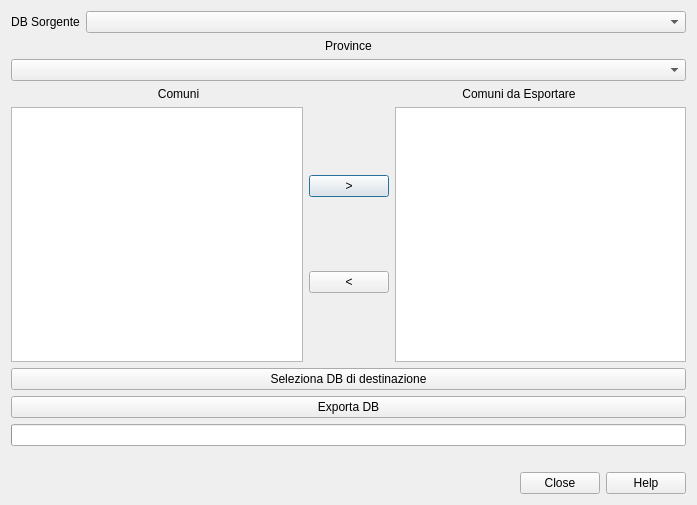
First picture: the form in dlgSelectProvinciaComuni.ui, repository faunalia/rt_geosisma_esportadb, before the edit.
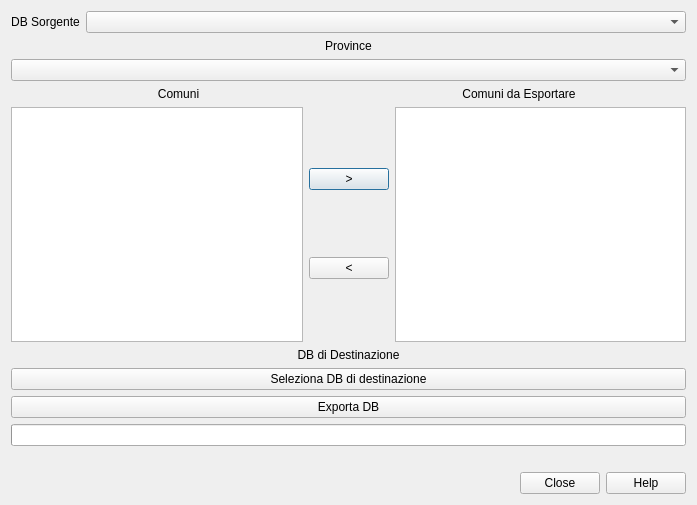
Second picture: the form after the edit.

```diff
--- a/dlgSelectProvinciaComuni.ui
+++ b/dlgSelectProvinciaComuni.ui
@@ -104,6 +104,16 @@
        </item>
       </layout>
      </item>
+     <item>
+      <widget class="QLabel" name="label_5">
+       <property name="text">
+        <string>DB di Destinazione</string>
+       </property>
+       <property name="alignment">
+        <set>Qt::AlignCenter</set>
+       </property>
+      </widget>
+     </item>
      <item>
       <widget class="QPushButton" name="selectOutFilePushButton">
        <property name="text">
```
